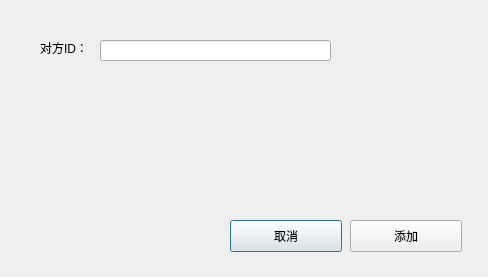
This is src/newfriend.ui in imteam2019/imclient as Qt 5 draws it before an edit. The edited form follows.
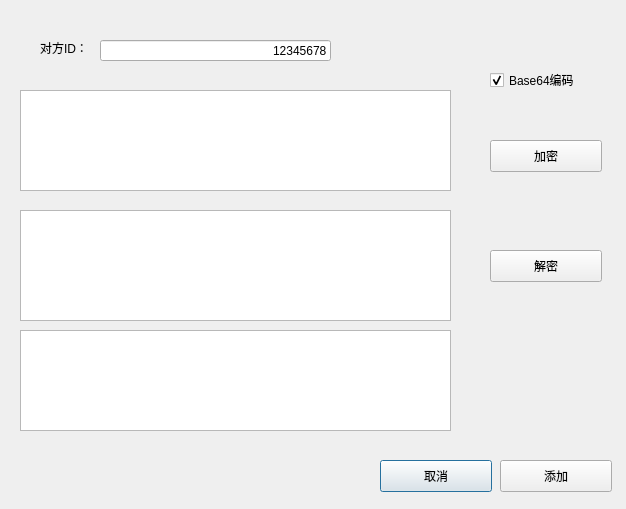
This is the edited form.

Commit message: fixed desc encrypt/decrypt not support Chiness issue,the issue No.#1

```diff
--- a/src/newfriend.ui
+++ b/src/newfriend.ui
@@ -6,8 +6,8 @@
    <rect>
     <x>0</x>
     <y>0</y>
-    <width>488</width>
-    <height>277</height>
+    <width>626</width>
+    <height>509</height>
    </rect>
   </property>
   <property name="windowTitle">
@@ -16,8 +16,8 @@
   <widget class="QPushButton" name="btnCancel">
    <property name="geometry">
     <rect>
-     <x>230</x>
-     <y>220</y>
+     <x>380</x>
+     <y>460</y>
      <width>112</width>
      <height>32</height>
     </rect>
@@ -29,8 +29,8 @@
   <widget class="QPushButton" name="btnAdd">
    <property name="geometry">
     <rect>
-     <x>350</x>
-     <y>220</y>
+     <x>500</x>
+     <y>460</y>
      <width>112</width>
      <height>32</height>
     </rect>
@@ -61,6 +61,9 @@
      <height>21</height>
     </rect>
    </property>
+   <property name="text">
+    <string>12345678</string>
+   </property>
    <property name="maxLength">
     <number>30</number>
    </property>
@@ -68,6 +71,78 @@
     <set>Qt::AlignRight|Qt::AlignTrailing|Qt::AlignVCenter</set>
    </property>
   </widget>
+  <widget class="QTextEdit" name="tetext">
+   <property name="geometry">
+    <rect>
+     <x>20</x>
+     <y>90</y>
+     <width>431</width>
+     <height>101</height>
+    </rect>
+   </property>
+  </widget>
+  <widget class="QTextEdit" name="teDecrypt">
+   <property name="geometry">
+    <rect>
+     <x>20</x>
+     <y>210</y>
+     <width>431</width>
+     <height>111</height>
+    </rect>
+   </property>
+  </widget>
+  <widget class="QTextEdit" name="teback">
+   <property name="geometry">
+    <rect>
+     <x>20</x>
+     <y>330</y>
+     <width>431</width>
+     <height>101</height>
+    </rect>
+   </property>
+  </widget>
+  <widget class="QPushButton" name="btdEn">
+   <property name="geometry">
+    <rect>
+     <x>490</x>
+     <y>140</y>
+     <width>112</width>
+     <height>32</height>
+    </rect>
+   </property>
+   <property name="text">
+    <string>加密</string>
+   </property>
+  </widget>
+  <widget class="QPushButton" name="btnDe">
+   <property name="geometry">
+    <rect>
+     <x>490</x>
+     <y>250</y>
+     <width>112</width>
+     <height>32</height>
+    </rect>
+   </property>
+   <property name="text">
+    <string>解密</string>
+   </property>
+  </widget>
+  <widget class="QCheckBox" name="cbBase">
+   <property name="geometry">
+    <rect>
+     <x>490</x>
+     <y>70</y>
+     <width>111</width>
+     <height>20</height>
+    </rect>
+   </property>
+   <property name="text">
+    <string>Base64编码</string>
+   </property>
+   <property name="checked">
+    <bool>true</bool>
+   </property>
+  </widget>
  </widget>
  <resources/>
  <connections>
```
Left out of the diff: 3 changed lines with no effect on the pictures. The commit also changes 6 other files.
